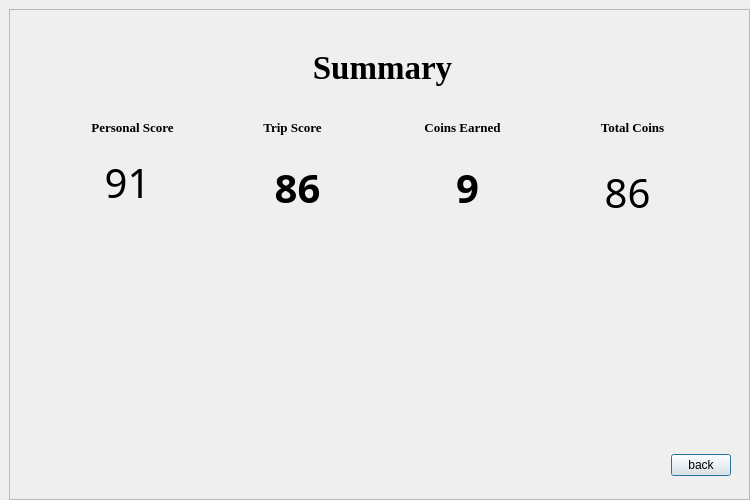
The window that GUINext_refer.ui (QUAFFquaff/AutoCoach) describes before a commit, drawn with Qt 5.
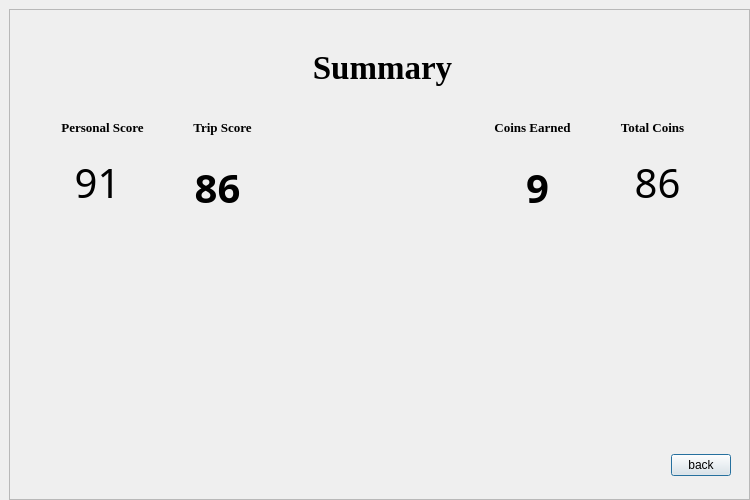
The same window after the commit. Custom widgets are drawn as their Qt base class.

```diff
--- a/GUINext_refer.ui
+++ b/GUINext_refer.ui
@@ -103,7 +103,7 @@
             <widget class="QLabel" name="Total_coins_text">
              <property name="geometry">
               <rect>
-               <x>530</x>
+               <x>550</x>
                <y>70</y>
                <width>131</width>
                <height>41</height>
@@ -146,7 +146,7 @@
             <widget class="QLabel" name="Coins_earned_text">
              <property name="geometry">
               <rect>
-               <x>360</x>
+               <x>430</x>
                <y>70</y>
                <width>131</width>
                <height>41</height>
@@ -189,7 +189,7 @@
             <widget class="QLabel" name="coins_earned_score">
              <property name="geometry">
               <rect>
-               <x>380</x>
+               <x>450</x>
                <y>120</y>
                <width>101</width>
                <height>61</height>
@@ -232,8 +232,8 @@
             <widget class="QLabel" name="tota_coins_score">
              <property name="geometry">
               <rect>
-               <x>550</x>
-               <y>130</y>
+               <x>580</x>
+               <y>120</y>
                <width>81</width>
                <height>51</height>
               </rect>
@@ -275,7 +275,7 @@
             <widget class="QLabel" name="trip_score_text">
              <property name="geometry">
               <rect>
-               <x>190</x>
+               <x>120</x>
                <y>70</y>
                <width>131</width>
                <height>41</height>
@@ -318,7 +318,7 @@
             <widget class="QLabel" name="trip_score_score">
              <property name="geometry">
               <rect>
-               <x>210</x>
+               <x>130</x>
                <y>120</y>
                <width>101</width>
                <height>61</height>
@@ -361,7 +361,7 @@
             <widget class="QLabel" name="Personal_score_text">
              <property name="geometry">
               <rect>
-               <x>30</x>
+               <x>0</x>
                <y>70</y>
                <width>131</width>
                <height>41</height>
@@ -404,7 +404,7 @@
             <widget class="QLabel" name="personal_score_score">
              <property name="geometry">
               <rect>
-               <x>50</x>
+               <x>20</x>
                <y>120</y>
                <width>81</width>
                <height>51</height>
```
